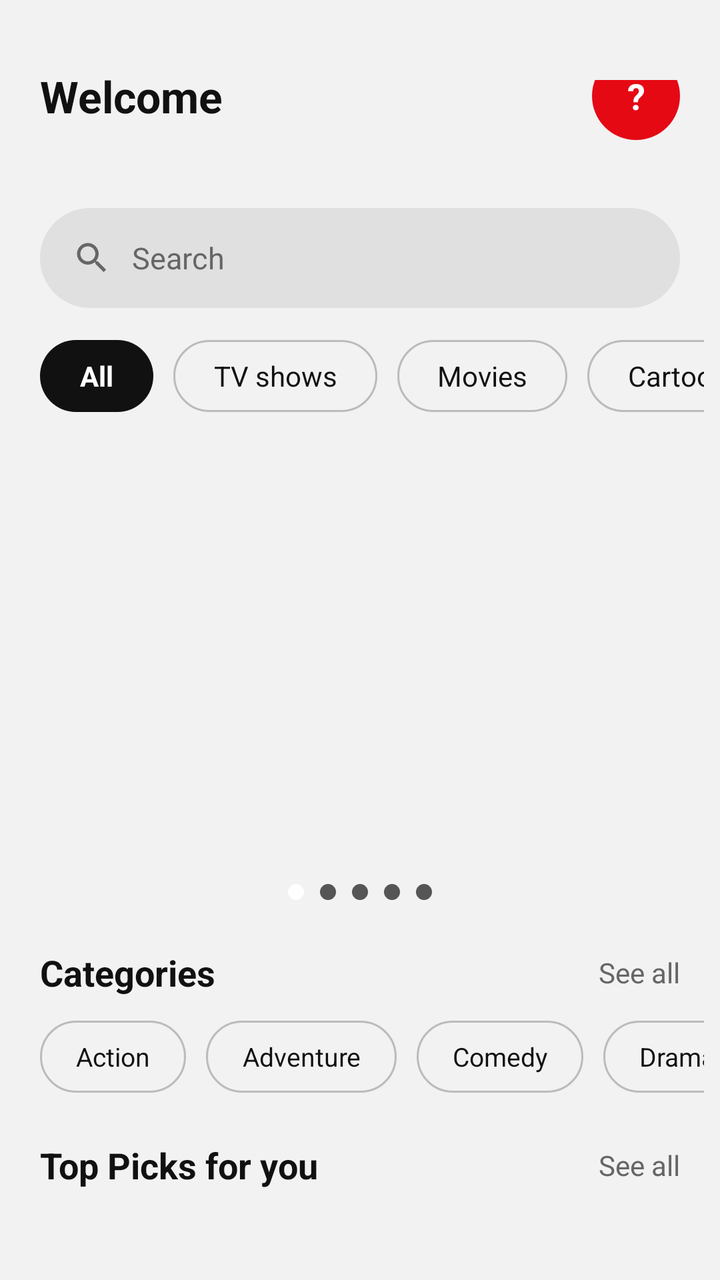
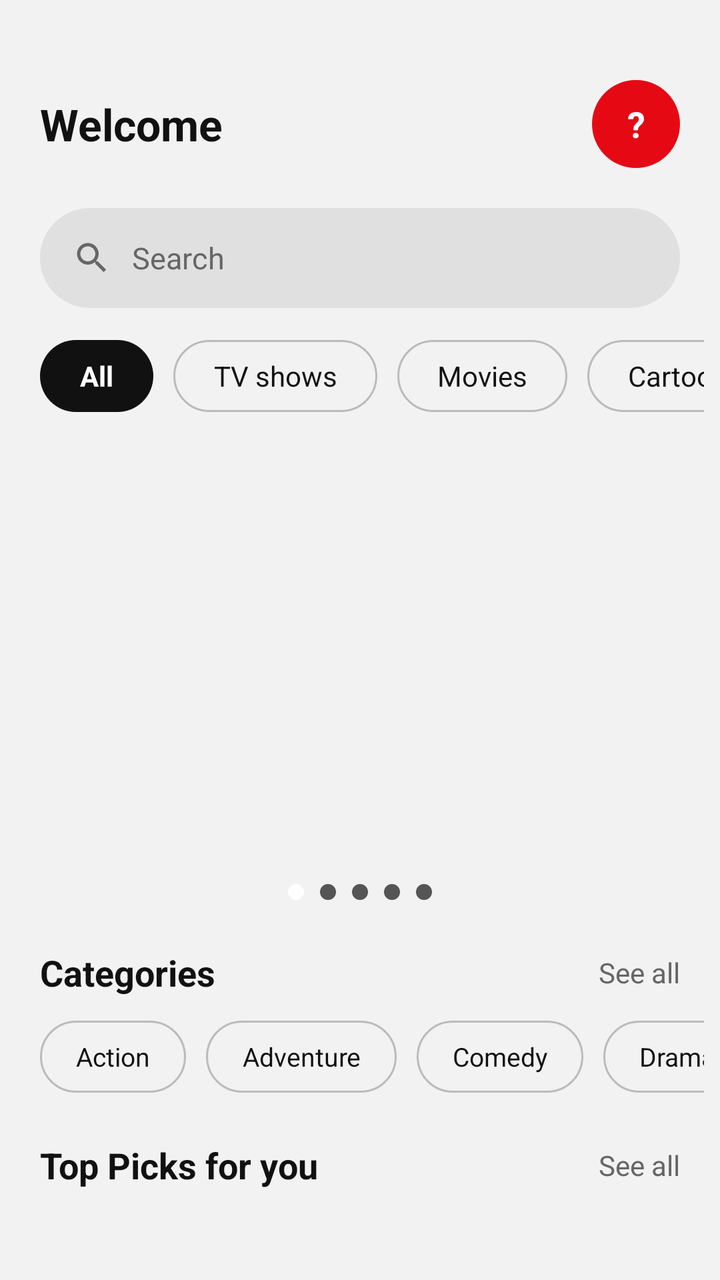

Two renders of the same Android screen: before a commit and after it. Below are the layout's source before the change and the commit's diff.
<!-- AndroidManifest.xml: application theme Theme.MovieLog -->
<!-- res/layout/fragment_home.xml -->
<?xml version="1.0" encoding="utf-8"?>
<androidx.core.widget.NestedScrollView
    xmlns:android="http://schemas.android.com/apk/res/android"
    xmlns:app="http://schemas.android.com/apk/res-auto"
    android:layout_width="match_parent"
    android:layout_height="match_parent"
    android:background="@color/home_background"
    android:fillViewport="true">

    <LinearLayout
        android:layout_width="match_parent"
        android:layout_height="wrap_content"
        android:orientation="vertical"
        android:paddingBottom="16dp">

        
        <RelativeLayout
            android:id="@+id/header_container"
            android:layout_width="match_parent"
            android:layout_height="wrap_content"
            android:paddingHorizontal="20dp"
            android:paddingTop="40dp"
            android:paddingBottom="12dp">

            <TextView
                android:id="@+id/tv_welcome"
                android:layout_width="match_parent"
                android:layout_height="wrap_content"
                android:text="Welcome"
                android:textColor="@color/home_text_primary"
                android:textSize="22sp"
                android:textStyle="bold"
                android:layout_centerVertical="true"
                android:layout_alignParentStart="true"
                android:layout_toStartOf="@id/tv_profile_avatar"
                android:layout_marginEnd="12dp"
                android:maxLines="1"
                app:autoSizeTextType="uniform"
                app:autoSizeMinTextSize="13sp"
                app:autoSizeMaxTextSize="22sp"/>

            
            <TextView
                android:id="@+id/tv_profile_avatar"
                android:layout_width="44dp"
                android:layout_height="44dp"
                android:layout_alignParentEnd="true"
                android:layout_centerVertical="true"
                android:background="@drawable/bg_circle_red"
                android:gravity="center"
                android:textColor="#FFFFFF"
                android:textSize="18sp"
                android:textStyle="bold"
                android:text="?"/>

        </RelativeLayout>

        
        <LinearLayout
            android:layout_width="match_parent"
            android:layout_height="50dp"
            android:layout_marginHorizontal="20dp"
            android:layout_marginTop="8dp"
            android:background="@drawable/bg_search_bar"
            android:gravity="center_vertical"
            android:orientation="horizontal"
            android:paddingHorizontal="16dp"
            android:id="@+id/search_bar_container">

            <ImageView
                android:layout_width="20dp"
                android:layout_height="20dp"
                android:src="@drawable/ic_search"
                android:contentDescription="@null"
                app:tint="@color/home_text_secondary"/>

            <TextView
                android:id="@+id/tv_search_hint"
                android:layout_width="0dp"
                android:layout_height="wrap_content"
                android:layout_weight="1"
                android:layout_marginStart="10dp"
                android:text="Search"
                android:textColor="@color/home_text_secondary"
                android:textSize="15sp"/>

        </LinearLayout>

        
        <HorizontalScrollView
            android:layout_width="match_parent"
            android:layout_height="wrap_content"
            android:layout_marginTop="16dp"
            android:paddingStart="20dp"
            android:paddingEnd="8dp"
            android:scrollbars="none">

            <LinearLayout
                android:layout_width="wrap_content"
                android:layout_height="wrap_content"
                android:orientation="horizontal">

                <TextView
                    android:id="@+id/chip_all"
                    android:layout_width="wrap_content"
                    android:layout_height="36dp"
                    android:background="@drawable/bg_chip_selected"
                    android:gravity="center"
                    android:paddingHorizontal="20dp"
                    android:text="All"
                    android:textColor="@color/chip_selected_text"
                    android:textSize="14sp"
                    android:textStyle="bold"/>

                <TextView
                    android:id="@+id/chip_tv_shows"
                    android:layout_width="wrap_content"
                    android:layout_height="36dp"
                    android:layout_marginStart="10dp"
                    android:background="@drawable/bg_chip_unselected"
                    android:gravity="center"
                    android:paddingHorizontal="20dp"
                    android:text="TV shows"
                    android:textColor="@color/home_text_primary"
                    android:textSize="14sp"/>

                <TextView
                    android:id="@+id/chip_movies"
                    android:layout_width="wrap_content"
                    android:layout_height="36dp"
                    android:layout_marginStart="10dp"
                    android:background="@drawable/bg_chip_unselected"
                    android:gravity="center"
                    android:paddingHorizontal="20dp"
                    android:text="Movies"
                    android:textColor="@color/home_text_primary"
                    android:textSize="14sp"/>

                <TextView
                    android:id="@+id/chip_cartoon"
                    android:layout_width="wrap_content"
                    android:layout_height="36dp"
                    android:layout_marginStart="10dp"
                    android:background="@drawable/bg_chip_unselected"
                    android:gravity="center"
                    android:paddingHorizontal="20dp"
                    android:text="Cartoon"
                    android:textColor="@color/home_text_primary"
                    android:textSize="14sp"/>

            </LinearLayout>

        </HorizontalScrollView>

        
        <androidx.recyclerview.widget.RecyclerView
            android:id="@+id/rv_featured"
            android:layout_width="match_parent"
            android:layout_height="210dp"
            android:layout_marginTop="16dp"
            android:paddingStart="20dp"
            android:paddingEnd="44dp"
            android:clipToPadding="false"
            android:overScrollMode="never"
            android:nestedScrollingEnabled="false"/>

        
        <LinearLayout
            android:id="@+id/ll_dots"
            android:layout_width="wrap_content"
            android:layout_height="wrap_content"
            android:layout_gravity="center_horizontal"
            android:layout_marginTop="10dp"
            android:orientation="horizontal"
            android:gravity="center">

            <View android:id="@+id/dot_0"
                android:layout_width="8dp" android:layout_height="8dp"
                android:layout_marginHorizontal="4dp"
                android:background="@drawable/bg_dot_selected"/>
            <View android:id="@+id/dot_1"
                android:layout_width="8dp" android:layout_height="8dp"
                android:layout_marginHorizontal="4dp"
                android:background="@drawable/bg_dot_unselected"/>
            <View android:id="@+id/dot_2"
                android:layout_width="8dp" android:layout_height="8dp"
                android:layout_marginHorizontal="4dp"
                android:background="@drawable/bg_dot_unselected"/>
            <View android:id="@+id/dot_3"
                android:layout_width="8dp" android:layout_height="8dp"
                android:layout_marginHorizontal="4dp"
                android:background="@drawable/bg_dot_unselected"/>
            <View android:id="@+id/dot_4"
                android:layout_width="8dp" android:layout_height="8dp"
                android:layout_marginHorizontal="4dp"
                android:background="@drawable/bg_dot_unselected"/>

        </LinearLayout>

        
        <RelativeLayout
            android:layout_width="match_parent"
            android:layout_height="wrap_content"
            android:layout_marginTop="24dp"
            android:paddingHorizontal="20dp">

            <TextView
                android:layout_width="wrap_content"
                android:layout_height="wrap_content"
                android:text="Categories"
                android:textColor="@color/home_text_primary"
                android:textSize="18sp"
                android:textStyle="bold"
                android:layout_centerVertical="true"
                android:layout_alignParentStart="true"/>

            <TextView
                android:id="@+id/tv_see_all_categories"
                android:layout_width="wrap_content"
                android:layout_height="wrap_content"
                android:text="See all"
                android:textColor="@color/home_text_secondary"
                android:textSize="14sp"
                android:layout_centerVertical="true"
                android:layout_alignParentEnd="true"/>

        </RelativeLayout>

        <HorizontalScrollView
            android:layout_width="match_parent"
            android:layout_height="wrap_content"
            android:layout_marginTop="12dp"
            android:paddingStart="20dp"
            android:paddingEnd="8dp"
            android:scrollbars="none">

            <LinearLayout
                android:layout_width="wrap_content"
                android:layout_height="wrap_content"
                android:orientation="horizontal">

                <TextView
                    android:id="@+id/cat_action"
                    android:layout_width="wrap_content"
                    android:layout_height="36dp"
                    android:background="@drawable/bg_chip_unselected"
                    android:gravity="center"
                    android:paddingHorizontal="18dp"
                    android:text="Action"
                    android:textColor="@color/home_text_primary"
                    android:textSize="13sp"/>

                <TextView
                    android:id="@+id/cat_adventure"
                    android:layout_width="wrap_content"
                    android:layout_height="36dp"
                    android:layout_marginStart="10dp"
                    android:background="@drawable/bg_chip_unselected"
                    android:gravity="center"
                    android:paddingHorizontal="18dp"
                    android:text="Adventure"
                    android:textColor="@color/home_text_primary"
                    android:textSize="13sp"/>

                <TextView
                    android:id="@+id/cat_comedy"
                    android:layout_width="wrap_content"
                    android:layout_height="36dp"
                    android:layout_marginStart="10dp"
                    android:background="@drawable/bg_chip_unselected"
                    android:gravity="center"
                    android:paddingHorizontal="18dp"
                    android:text="Comedy"
                    android:textColor="@color/home_text_primary"
                    android:textSize="13sp"/>

                <TextView
                    android:id="@+id/cat_drama"
                    android:layout_width="wrap_content"
                    android:layout_height="36dp"
                    android:layout_marginStart="10dp"
                    android:background="@drawable/bg_chip_unselected"
                    android:gravity="center"
                    android:paddingHorizontal="18dp"
                    android:text="Drama"
                    android:textColor="@color/home_text_primary"
                    android:textSize="13sp"/>

                <TextView
                    android:id="@+id/cat_horror"
                    android:layout_width="wrap_content"
                    android:layout_height="36dp"
                    android:layout_marginStart="10dp"
                    android:background="@drawable/bg_chip_unselected"
                    android:gravity="center"
                    android:paddingHorizontal="18dp"
                    android:text="Horror"
                    android:textColor="@color/home_text_primary"
                    android:textSize="13sp"/>

                <TextView
                    android:id="@+id/cat_sci_fi"
                    android:layout_width="wrap_content"
                    android:layout_height="36dp"
                    android:layout_marginStart="10dp"
                    android:background="@drawable/bg_chip_unselected"
                    android:gravity="center"
                    android:paddingHorizontal="18dp"
                    android:text="Sci-Fi"
                    android:textColor="@color/home_text_primary"
                    android:textSize="13sp"/>

            </LinearLayout>

        </HorizontalScrollView>

        
        <RelativeLayout
            android:layout_width="match_parent"
            android:layout_height="wrap_content"
            android:layout_marginTop="24dp"
            android:paddingHorizontal="20dp">

            <TextView
                android:layout_width="wrap_content"
                android:layout_height="wrap_content"
                android:text="Top Picks for you"
                android:textColor="@color/home_text_primary"
                android:textSize="18sp"
                android:textStyle="bold"
                android:layout_centerVertical="true"
                android:layout_alignParentStart="true"/>

            <TextView
                android:id="@+id/tv_see_all_top_picks"
                android:layout_width="wrap_content"
                android:layout_height="wrap_content"
                android:text="See all"
                android:textColor="@color/home_text_secondary"
                android:textSize="14sp"
                android:layout_centerVertical="true"
                android:layout_alignParentEnd="true"/>

        </RelativeLayout>

        <androidx.recyclerview.widget.RecyclerView
            android:id="@+id/rv_top_picks"
            android:layout_width="match_parent"
            android:layout_height="200dp"
            android:layout_marginTop="12dp"
            android:paddingStart="20dp"
            android:paddingEnd="8dp"
            android:clipToPadding="false"
            android:overScrollMode="never"
            android:nestedScrollingEnabled="false"/>

        
        <RelativeLayout
            android:layout_width="match_parent"
            android:layout_height="wrap_content"
            android:layout_marginTop="24dp"
            android:paddingHorizontal="20dp">

            <TextView
                android:layout_width="wrap_content"
                android:layout_height="wrap_content"
                android:text="Popular shows"
                android:textColor="@color/home_text_primary"
                android:textSize="18sp"
                android:textStyle="bold"
                android:layout_centerVertical="true"
                android:layout_alignParentStart="true"/>

            <TextView
                android:id="@+id/tv_see_all_popular"
                android:layout_width="wrap_content"
                android:layout_height="wrap_content"
                android:text="See all"
                android:textColor="@color/home_text_secondary"
                android:textSize="14sp"
                android:layout_centerVertical="true"
                android:layout_alignParentEnd="true"/>

        </RelativeLayout>

        <androidx.recyclerview.widget.RecyclerView
            android:id="@+id/rv_popular_shows"
            android:layout_width="match_parent"
            android:layout_height="200dp"
            android:layout_marginTop="12dp"
            android:paddingStart="20dp"
            android:paddingEnd="8dp"
            android:clipToPadding="false"
            android:overScrollMode="never"
            android:nestedScrollingEnabled="false"/>

        
        <ProgressBar
            android:id="@+id/progress_bar"
            android:layout_width="wrap_content"
            android:layout_height="wrap_content"
            android:layout_gravity="center_horizontal"
            android:layout_marginTop="16dp"
            android:visibility="gone"/>

    </LinearLayout>

</androidx.core.widget.NestedScrollView>
<!-- resources referenced by this layout -->
<resources>
  <color name="chip_selected_text">#FFFFFF</color>
  <color name="home_background">#F2F2F2</color>
  <color name="home_text_primary">#111111</color>
  <color name="home_text_secondary">#666666</color>
  <!-- drawable bg_chip_selected (drawable) -->
  <?xml version="1.0" encoding="utf-8"?>
  <shape xmlns:android="http://schemas.android.com/apk/res/android"
      android:shape="rectangle">
      <solid android:color="@color/chip_selected_bg"/>
      <corners android:radius="20dp"/>
  </shape>
  <!-- drawable bg_chip_unselected (drawable) -->
  <?xml version="1.0" encoding="utf-8"?>
  <shape xmlns:android="http://schemas.android.com/apk/res/android"
      android:shape="rectangle">
      <solid android:color="@android:color/transparent"/>
      <stroke
          android:width="1dp"
          android:color="@color/chip_unselected_stroke"/>
      <corners android:radius="20dp"/>
  </shape>
  <!-- drawable bg_circle_red (drawable) -->
  <?xml version="1.0" encoding="utf-8"?>
  <shape xmlns:android="http://schemas.android.com/apk/res/android"
      android:shape="oval">
      <solid android:color="@color/red_primary"/>
  </shape>
  <!-- drawable bg_dot_selected (drawable) -->
  <?xml version="1.0" encoding="utf-8"?>
  <shape xmlns:android="http://schemas.android.com/apk/res/android"
      android:shape="oval">
      <solid android:color="#FFFFFF"/>
      <size android:width="8dp" android:height="8dp"/>
  </shape>
  <!-- drawable bg_dot_unselected (drawable) -->
  <?xml version="1.0" encoding="utf-8"?>
  <shape xmlns:android="http://schemas.android.com/apk/res/android"
      android:shape="oval">
      <solid android:color="#555555"/>
      <size android:width="8dp" android:height="8dp"/>
  </shape>
  <!-- drawable bg_search_bar (drawable) -->
  <?xml version="1.0" encoding="utf-8"?>
  <shape xmlns:android="http://schemas.android.com/apk/res/android"
      android:shape="rectangle">
      <solid android:color="@color/home_search_bg"/>
      <corners android:radius="28dp"/>
  </shape>
  <!-- drawable ic_search (drawable) -->
  <vector xmlns:android="http://schemas.android.com/apk/res/android"
      android:width="24dp"
      android:height="24dp"
      android:viewportWidth="24"
      android:viewportHeight="24">
      <path
          android:fillColor="#FFFFFF"
          android:pathData="M15.5,14h-0.79l-0.28,-0.27C15.41,12.59 16,11.11 16,9.5 16,5.91 13.09,3 9.5,3S3,5.91 3,9.5 5.91,16 9.5,16c1.61,0 3.09,-0.59 4.23,-1.57l0.27,0.28v0.79l5,4.99L20.49,19l-4.99,-5zM9.5,14C7.01,14 5,11.99 5,9.5S7.01,5 9.5,5 14,7.01 14,9.5 11.99,14 9.5,14z"/>
  </vector>
  <style name="Theme.MovieLog" parent="Theme.Material3.DayNight.NoActionBar">
          
          <item name="colorPrimary">@color/red_primary</item>
          <item name="colorPrimaryVariant">@color/red_dark</item>
          <item name="colorOnPrimary">@color/white</item>
          <item name="colorSecondary">@color/red_accent</item>
          <item name="colorOnSecondary">@color/white</item>
          <item name="colorSurface">@color/surface</item>
          <item name="colorOnSurface">@color/on_surface</item>
          <item name="android:statusBarColor">@color/background</item>
          <item name="android:navigationBarColor">@color/background</item>
          <item name="android:windowBackground">@color/background</item>
      </style>
  <color name="chip_selected_bg">#111111</color>
  <color name="chip_unselected_stroke">#BBBBBB</color>
  <color name="red_primary">#E50914</color>
  <color name="home_search_bg">#E0E0E0</color>
  <color name="red_dark">#B20710</color>
  <color name="white">#FFFFFF</color>
  <color name="red_accent">#FF4444</color>
  <color name="surface">#FFFFFF</color>
  <color name="on_surface">#1A1A1A</color>
  <color name="background">#F5F5F5</color>
</resources>

<!-- the commit's change to res/layout/fragment_home.xml (unified diff, before → after) -->
@@ -14,46 +14,50 @@
         android:paddingBottom="16dp">
 
         
-        <RelativeLayout
+        <androidx.constraintlayout.widget.ConstraintLayout
             android:id="@+id/header_container"
             android:layout_width="match_parent"
             android:layout_height="wrap_content"
             android:paddingHorizontal="20dp"
             android:paddingTop="40dp"
-            android:paddingBottom="12dp">
+            android:paddingBottom="12dp"
+            android:clipChildren="false"
+            android:clipToPadding="false">
 
             <TextView
                 android:id="@+id/tv_welcome"
-                android:layout_width="match_parent"
-                android:layout_height="wrap_content"
+                android:layout_width="0dp"
+                android:layout_height="wrap_content"
+                android:layout_marginEnd="12dp"
                 android:text="Welcome"
                 android:textColor="@color/home_text_primary"
                 android:textSize="22sp"
                 android:textStyle="bold"
-                android:layout_centerVertical="true"
-                android:layout_alignParentStart="true"
-                android:layout_toStartOf="@id/tv_profile_avatar"
-                android:layout_marginEnd="12dp"
                 android:maxLines="1"
                 app:autoSizeTextType="uniform"
                 app:autoSizeMinTextSize="13sp"
-                app:autoSizeMaxTextSize="22sp"/>
-
-            
+                app:autoSizeMaxTextSize="22sp"
+                app:layout_constraintTop_toTopOf="parent"
+                app:layout_constraintBottom_toBottomOf="parent"
+                app:layout_constraintStart_toStartOf="parent"
+                app:layout_constraintEnd_toStartOf="@+id/tv_profile_avatar"/>
+
             <TextView
                 android:id="@+id/tv_profile_avatar"
                 android:layout_width="44dp"
                 android:layout_height="44dp"
-                android:layout_alignParentEnd="true"
-                android:layout_centerVertical="true"
                 android:background="@drawable/bg_circle_red"
                 android:gravity="center"
                 android:textColor="#FFFFFF"
                 android:textSize="18sp"
                 android:textStyle="bold"
-                android:text="?"/>
-
-        </RelativeLayout>
+                android:text="?"
+                app:layout_constraintTop_toTopOf="parent"
+                app:layout_constraintBottom_toBottomOf="parent"
+                app:layout_constraintEnd_toEndOf="parent"/>
+
+        </androidx.constraintlayout.widget.ConstraintLayout>
+
 
         
         <LinearLayout
@@ -395,6 +399,286 @@
             android:nestedScrollingEnabled="false"/>
 
         
+        <RelativeLayout
+            android:layout_width="match_parent"
+            android:layout_height="wrap_content"
+            android:layout_marginTop="24dp"
+            android:paddingHorizontal="20dp">
+
+            <TextView
+                android:layout_width="wrap_content"
+                android:layout_height="wrap_content"
+                android:text="Action"
+                android:textColor="@color/home_text_primary"
+                android:textSize="18sp"
+                android:textStyle="bold"
+                android:layout_centerVertical="true"
+                android:layout_alignParentStart="true"/>
+
+            <TextView
+                android:id="@+id/tv_see_all_action"
+                android:layout_width="wrap_content"
+                android:layout_height="wrap_content"
+                android:text="See all"
+                android:textColor="@color/home_text_secondary"
+                android:textSize="14sp"
+                android:layout_centerVertical="true"
+                android:layout_alignParentEnd="true"/>
+
+        </RelativeLayout>
+
+        <androidx.recyclerview.widget.RecyclerView
+            android:id="@+id/rv_action_movies"
+            android:layout_width="match_parent"
+            android:layout_height="200dp"
+            android:layout_marginTop="12dp"
+            android:paddingStart="20dp"
+            android:paddingEnd="8dp"
+            android:clipToPadding="false"
+            android:overScrollMode="never"
+            android:nestedScrollingEnabled="false"/>
+
+        
+        <RelativeLayout
+            android:layout_width="match_parent"
+            android:layout_height="wrap_content"
+            android:layout_marginTop="24dp"
+            android:paddingHorizontal="20dp">
+
+            <TextView
+                android:layout_width="wrap_content"
+                android:layout_height="wrap_content"
+                android:text="Comedy"
+                android:textColor="@color/home_text_primary"
+                android:textSize="18sp"
+                android:textStyle="bold"
+                android:layout_centerVertical="true"
+                android:layout_alignParentStart="true"/>
+
+            <TextView
+                android:id="@+id/tv_see_all_comedy"
+                android:layout_width="wrap_content"
+                android:layout_height="wrap_content"
+                android:text="See all"
+                android:textColor="@color/home_text_secondary"
+                android:textSize="14sp"
+                android:layout_centerVertical="true"
+                android:layout_alignParentEnd="true"/>
+
+        </RelativeLayout>
+
+        <androidx.recyclerview.widget.RecyclerView
+            android:id="@+id/rv_comedy_movies"
+            android:layout_width="match_parent"
+            android:layout_height="200dp"
+            android:layout_marginTop="12dp"
+            android:paddingStart="20dp"
+            android:paddingEnd="8dp"
+            android:clipToPadding="false"
+            android:overScrollMode="never"
+            android:nestedScrollingEnabled="false"/>
+
+        
+        <RelativeLayout
+            android:layout_width="match_parent"
+            android:layout_height="wrap_content"
+            android:layout_marginTop="24dp"
+            android:paddingHorizontal="20dp">
+
+            <TextView
+                android:layout_width="wrap_content"
+                android:layout_height="wrap_content"
+                android:text="Drama"
+                android:textColor="@color/home_text_primary"
+                android:textSize="18sp"
+                android:textStyle="bold"
+                android:layout_centerVertical="true"
+                android:layout_alignParentStart="true"/>
+
+            <TextView
+                android:id="@+id/tv_see_all_drama"
+                android:layout_width="wrap_content"
+                android:layout_height="wrap_content"
+                android:text="See all"
+                android:textColor="@color/home_text_secondary"
+                android:textSize="14sp"
+                android:layout_centerVertical="true"
+                android:layout_alignParentEnd="true"/>
+
+        </RelativeLayout>
+
+        <androidx.recyclerview.widget.RecyclerView
+            android:id="@+id/rv_drama_movies"
+            android:layout_width="match_parent"
+            android:layout_height="200dp"
+            android:layout_marginTop="12dp"
+            android:paddingStart="20dp"
+            android:paddingEnd="8dp"
+            android:clipToPadding="false"
+            android:overScrollMode="never"
+            android:nestedScrollingEnabled="false"/>
+
+        
+        <RelativeLayout
+            android:layout_width="match_parent"
+            android:layout_height="wrap_content"
+            android:layout_marginTop="24dp"
+            android:paddingHorizontal="20dp">
+
+            <TextView
+                android:layout_width="wrap_content"
+                android:layout_height="wrap_content"
+                android:text="Horror"
+                android:textColor="@color/home_text_primary"
+                android:textSize="18sp"
+                android:textStyle="bold"
+                android:layout_centerVertical="true"
+                android:layout_alignParentStart="true"/>
+
+            <TextView
+                android:id="@+id/tv_see_all_horror"
+                android:layout_width="wrap_content"
+                android:layout_height="wrap_content"
+                android:text="See all"
+                android:textColor="@color/home_text_secondary"
+                android:textSize="14sp"
+                android:layout_centerVertical="true"
+                android:layout_alignParentEnd="true"/>
+
+        </RelativeLayout>
+
+        <androidx.recyclerview.widget.RecyclerView
+            android:id="@+id/rv_horror_movies"
+            android:layout_width="match_parent"
+            android:layout_height="200dp"
+            android:layout_marginTop="12dp"
+            android:paddingStart="20dp"
+            android:paddingEnd="8dp"
+            android:clipToPadding="false"
+            android:overScrollMode="never"
+            android:nestedScrollingEnabled="false"/>
+
+        
+        <RelativeLayout
+            android:layout_width="match_parent"
+            android:layout_height="wrap_content"
+            android:layout_marginTop="24dp"
+            android:paddingHorizontal="20dp">
+
+            <TextView
+                android:layout_width="wrap_content"
+                android:layout_height="wrap_content"
+                android:text="Sci-Fi"
+                android:textColor="@color/home_text_primary"
+                android:textSize="18sp"
+                android:textStyle="bold"
+                android:layout_centerVertical="true"
+                android:layout_alignParentStart="true"/>
+
+            <TextView
+                android:id="@+id/tv_see_all_scifi"
+                android:layout_width="wrap_content"
+                android:layout_height="wrap_content"
+                android:text="See all"
+                android:textColor="@color/home_text_secondary"
+                android:textSize="14sp"
+                android:layout_centerVertical="true"
+                android:layout_alignParentEnd="true"/>
+
+        </RelativeLayout>
+
+        <androidx.recyclerview.widget.RecyclerView
+            android:id="@+id/rv_scifi_movies"
+            android:layout_width="match_parent"
+            android:layout_height="200dp"
+            android:layout_marginTop="12dp"
+            android:paddingStart="20dp"
+            android:paddingEnd="8dp"
+            android:clipToPadding="false"
+            android:overScrollMode="never"
+            android:nestedScrollingEnabled="false"/>
+
+        
+        <RelativeLayout
+            android:layout_width="match_parent"
+            android:layout_height="wrap_content"
+            android:layout_marginTop="24dp"
+            android:paddingHorizontal="20dp">
+
+            <TextView
+                android:layout_width="wrap_content"
+                android:layout_height="wrap_content"
+                android:text="Adventure"
+                android:textColor="@color/home_text_primary"
+                android:textSize="18sp"
+                android:textStyle="bold"
+                android:layout_centerVertical="true"
+                android:layout_alignParentStart="true"/>
+
+            <TextView
+                android:id="@+id/tv_see_all_adventure"
+                android:layout_width="wrap_content"
+                android:layout_height="wrap_content"
+                android:text="See all"
+                android:textColor="@color/home_text_secondary"
+                android:textSize="14sp"
+                android:layout_centerVertical="true"
+                android:layout_alignParentEnd="true"/>
+
+        </RelativeLayout>
+
+        <androidx.recyclerview.widget.RecyclerView
+            android:id="@+id/rv_adventure_movies"
+            android:layout_width="match_parent"
+            android:layout_height="200dp"
+            android:layout_marginTop="12dp"
+            android:paddingStart="20dp"
+            android:paddingEnd="8dp"
+            android:clipToPadding="false"
+            android:overScrollMode="never"
+            android:nestedScrollingEnabled="false"/>
+
+        
+        <RelativeLayout
+            android:layout_width="match_parent"
+            android:layout_height="wrap_content"
+            android:layout_marginTop="24dp"
+            android:paddingHorizontal="20dp">
+
+            <TextView
+                android:layout_width="wrap_content"
+                android:layout_height="wrap_content"
+                android:text="Romance"
+                android:textColor="@color/home_text_primary"
+                android:textSize="18sp"
+                android:textStyle="bold"
+                android:layout_centerVertical="true"
+                android:layout_alignParentStart="true"/>
+
+            <TextView
+                android:id="@+id/tv_see_all_romance"
+                android:layout_width="wrap_content"
+                android:layout_height="wrap_content"
+                android:text="See all"
+                android:textColor="@color/home_text_secondary"
+                android:textSize="14sp"
+                android:layout_centerVertical="true"
+                android:layout_alignParentEnd="true"/>
+
+        </RelativeLayout>
+
+        <androidx.recyclerview.widget.RecyclerView
+            android:id="@+id/rv_romance_movies"
+            android:layout_width="match_parent"
+            android:layout_height="200dp"
+            android:layout_marginTop="12dp"
+            android:paddingStart="20dp"
+            android:paddingEnd="8dp"
+            android:clipToPadding="false"
+            android:overScrollMode="never"
+            android:nestedScrollingEnabled="false"/>
+
+        
         <ProgressBar
             android:id="@+id/progress_bar"
             android:layout_width="wrap_content"
